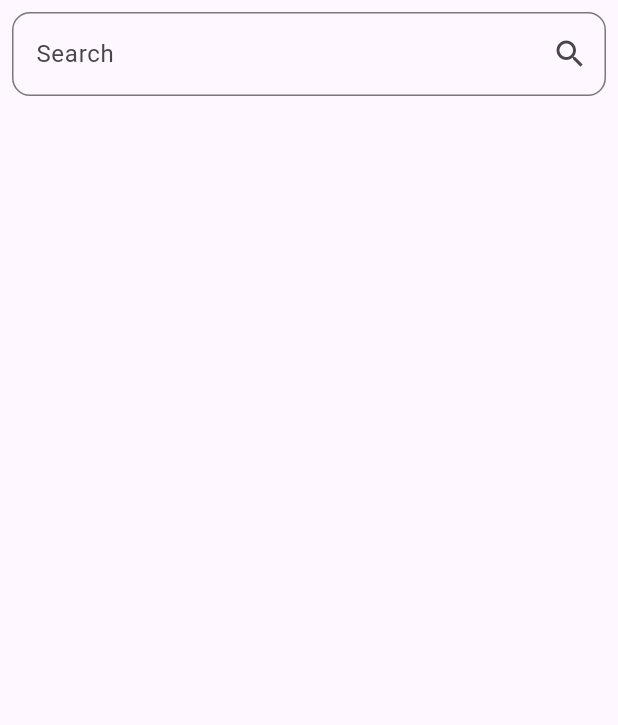
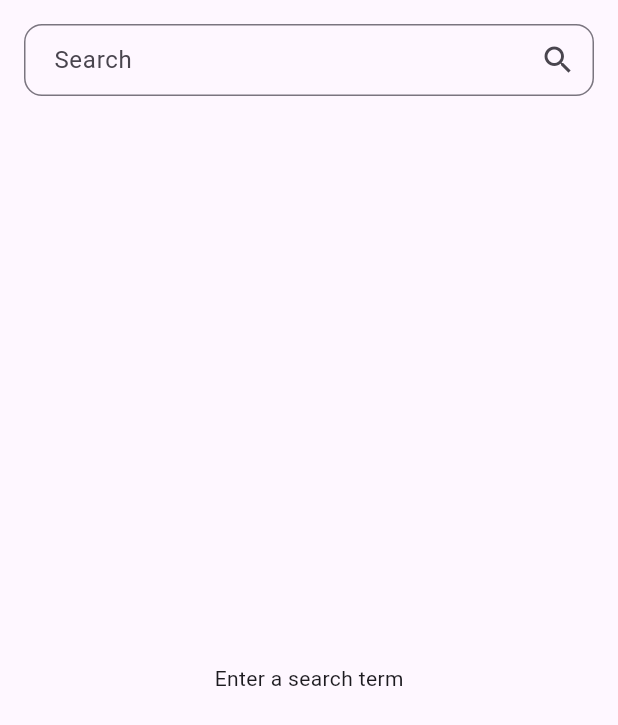
Before and after one commit to mahlaolaT/github_profiles, a Flutter app: the screen it shows after launch, on a phone screen of 412 x 824 dp. Shown: the top 725 px of the screen. Run offline on Flutter 3.47's test engine with Material 3 defaults, Android fonts, the phone set to English and light mode, and no system bars; our stand-ins replace dio, flutter_bloc, retrofit; generated files the repository leaves out were written again.

Commit message:
integrating user search functionality

```diff
--- a/lib/api/client/github_client.dart
+++ b/lib/api/client/github_client.dart
@@ -11,8 +11,8 @@ abstract class GithubClient{
 
   factory GithubClient(Dio dio,{String? baseUrl }) = _GithubClient;
 
-  @GET('/search/users?q={query}')
-  Future<GithubSearch> searchUser(@Query('query') String? query);
+  @GET('/search/users')
+  Future<GithubSearch> searchUser(@Query('q') String? query);
 
   @GET('/users/{username}')
   Future<GithubUserDetails> userDetails(@Path('username') String? username);
--- a/lib/ui/home_screen.dart
+++ b/lib/ui/home_screen.dart
@@ -1,4 +1,7 @@
 import 'package:flutter/material.dart';
+import 'package:flutter_bloc/flutter_bloc.dart';
+import 'package:github_profiles/cubit/github_search_cubit.dart';
+import 'package:github_profiles/state/github_search_state.dart';
 
 class HomeScreen extends StatelessWidget {
   const HomeScreen({super.key});
@@ -8,7 +11,30 @@ class HomeScreen extends StatelessWidget {
     return SafeArea(
       child: Scaffold(
         appBar: const UserSearchField(),
-        body: Container(),
+        body: BlocBuilder<GithubSearchCubit, GithubSearchState>(
+          builder: (context, state) {
+            if (state is GithubSearchLoading) {
+              return const Center(child: CircularProgressIndicator());
+            } else if (state is GithubSearchLoaded) {
+              return ListView.builder(
+                shrinkWrap: true,
+                itemCount: state.users.length,
+                itemBuilder: (context, index) {
+                  final user = state.users[index];
+                  return ListTile(
+                    leading: CircleAvatar(
+                      backgroundImage: NetworkImage(user.avatarUrl),
+                    ),
+                    title: Text(user.login),
+                  );
+                },
+              );
+            } else if (state is GithubSearchError) {
+              return Center(child: Text('Error: ${state.message}'));
+            }
+            return const Center(child: Text('Enter a search term'));
+          },
+        ),
       ),
     );
   }
@@ -20,19 +46,19 @@ class UserSearchField extends StatelessWidget implements PreferredSizeWidget {
   @override
   Widget build(BuildContext context) {
     return Container(
-      padding: const EdgeInsets.all(8.0),
+      padding: const EdgeInsets.all(16.0),
       child: TextFormField(
-        decoration: InputDecoration(
+        decoration: const InputDecoration(
           hintText: 'Search',
-          border: const OutlineInputBorder(
+          contentPadding: EdgeInsets.only(left: 16.0),
+          border: OutlineInputBorder(
             borderRadius: BorderRadius.all(Radius.circular(12.0)),
           ),
-          suffixIcon: IconButton(
-            icon: const Icon(Icons.search),
-            onPressed: () {},
-          ),
+          suffixIcon: Icon(Icons.search),
         ),
-        onChanged: (query) {},
+        onChanged: (query) {
+          context.read<GithubSearchCubit>().searchUsers(query);
+        },
       ),
     );
   }
```
Also changed, not shown: lib/cubit/github_search_cubit.dart (+6 -2 lines).
